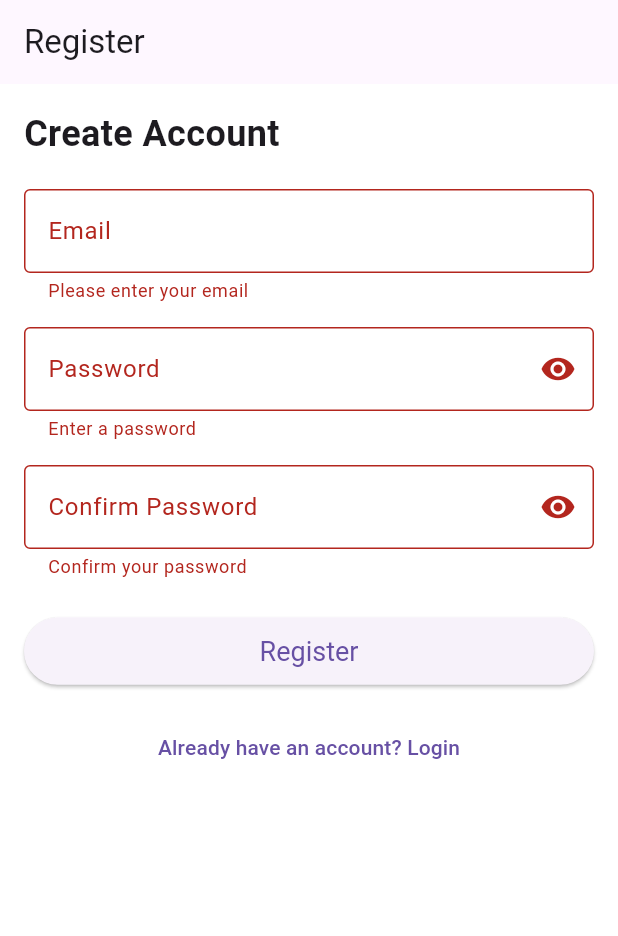
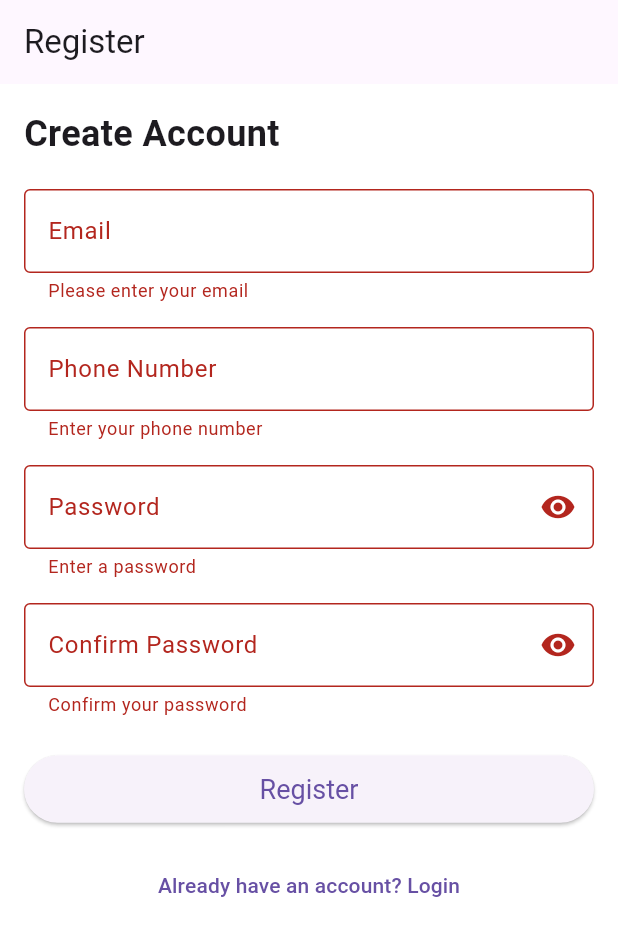
Before and after one commit to karthi-AI-hub/CuroSync, a Flutter app: the screen it shows after launch, after a tap on "Register", on a phone screen of 412 x 824 dp. Shown: the top 936 px of the screen. Run offline on Flutter 3.47's test engine with Material 3 defaults, Android fonts, the phone set to English and light mode, and no system bars; our stand-ins replace cloud_firestore, firebase_auth, firebase_core; accounts and stored records are empty.

Commit message:
firebase init

```diff
--- a/lib/main.dart
+++ b/lib/main.dart
@@ -18,7 +18,7 @@ Future<void> _initializeFirebase() async {
     await Firebase.initializeApp(
       options: DefaultFirebaseOptions.currentPlatform,
     );
-    debugPrint("🔥 Firebase initialized successfully");
+    debugPrint("🔥 Firebase was initialized successfully");
   } catch (e) {
     debugPrint("⚠️ Firebase initialization failed: $e");
   }
--- a/lib/screens/home_screen.dart
+++ b/lib/screens/home_screen.dart
@@ -7,7 +7,7 @@ class HomeScreen extends StatelessWidget {
       appBar: AppBar(title: Text("Home")),
       body: Center(
         child: Text(
-          "Welcome to Home Screen of CuroSync",
+          "Welcome to CuroSync:Health Application",
           style: TextStyle(fontSize: 20),
         ),
       ),
--- a/lib/screens/register_screen.dart
+++ b/lib/screens/register_screen.dart
@@ -1,5 +1,6 @@
 import 'package:flutter/material.dart';
 import 'package:firebase_auth/firebase_auth.dart';
+import 'package:cloud_firestore/cloud_firestore.dart';
 
 class RegisterScreen extends StatefulWidget {
   @override
@@ -11,6 +12,7 @@ class _RegisterScreenState extends State<RegisterScreen> {
   final TextEditingController _emailController = TextEditingController();
   final TextEditingController _passwordController = TextEditingController();
   final TextEditingController _confirmPasswordController = TextEditingController();
+  final TextEditingController _phoneController = TextEditingController();
 
   bool _isLoading = false;
   bool _obscurePassword = true;
@@ -21,6 +23,7 @@ class _RegisterScreenState extends State<RegisterScreen> {
     _emailController.dispose();
     _passwordController.dispose();
     _confirmPasswordController.dispose();
+    _phoneController.dispose();
     super.dispose();
   }
 
@@ -30,12 +33,35 @@ class _RegisterScreenState extends State<RegisterScreen> {
     setState(() => _isLoading = true);
 
     try {
+      // Ensure the phone number is set (fallback to text input if needed)
+      String phoneNumber = _phoneController.text.trim();
+      if (phoneNumber.isEmpty) throw FirebaseAuthException(code: 'invalid-phone', message: 'Phone number is required.');
+
+      // Check if phone number already exists in Firestore
+      var existingUser = await FirebaseFirestore.instance.collection('Users').doc(phoneNumber).get();
+      if (existingUser.exists) {
+        throw FirebaseAuthException(code: 'phone-number-in-use', message: 'Phone number is already registered.');
+      }
+
+      // Register user in Firebase Auth
       UserCredential userCredential = await FirebaseAuth.instance.createUserWithEmailAndPassword(
         email: _emailController.text.trim(),
         password: _passwordController.text.trim(),
       );
 
       await userCredential.user?.sendEmailVerification();
+
+      // Save user details to Firestore (without password for security reasons)
+      await FirebaseFirestore.instance.collection('Users').doc(phoneNumber).set({
+        'Email': _emailController.text.trim(),
+        'PhoneNumber': phoneNumber,
+        'Pass': _passwordController.text.trim(),
+        'createdAt': FieldValue.serverTimestamp(),
+      }).then((value) {
+        print("User saved to Firestore successfully!");
+      }).catchError((error) {
+        print("Failed to save user to Firestore: $error");
+      });
 
       ScaffoldMessenger.of(context).showSnackBar(
         SnackBar(
@@ -47,6 +73,8 @@ class _RegisterScreenState extends State<RegisterScreen> {
 
       Navigator.pushReplacementNamed(context, '/login');
     } on FirebaseAuthException catch (e) {
+      setState(() => _isLoading = false); // Stop progress indicator
+
       String message = "Registration failed. Please try again.";
       if (e.code == 'email-already-in-use') {
         message = "Email is already registered. Try logging in.";
@@ -54,10 +82,13 @@ class _RegisterScreenState extends State<RegisterScreen> {
         message = "Password too weak. Use uppercase, number, and symbol.";
       } else if (e.code == 'invalid-email') {
         message = "Invalid email format.";
+      } else if (e.code == 'phone-number-in-use') {
+        message = "Phone number is already registered.";
+      } else if (e.code == 'invalid-phone') {
+        message = "Please enter a valid phone number.";
       } else {
         message = e.message ?? "Unknown error occurred.";
       }
-
       ScaffoldMessenger.of(context).showSnackBar(
         SnackBar(
           content: Text(message),
@@ -65,9 +96,26 @@ class _RegisterScreenState extends State<RegisterScreen> {
           behavior: SnackBarBehavior.floating,
         ),
       );
+    } catch (e) {
+      setState(() => _isLoading = false); // Stop progress indicator
+      ScaffoldMessenger.of(context).showSnackBar(
+        SnackBar(
+          content: Text("An unexpected error occurred."),
+          backgroundColor: Colors.red,
+          behavior: SnackBarBehavior.floating,
+        ),
+      );
     }
 
     setState(() => _isLoading = false);
+  }
+
+  String? _validatePhoneNumber(String? value) {
+    if (value == null || value.isEmpty) return 'Enter your phone number';
+    String pattern = r'^(?:\+?(\d{1,3}))?[-.\s]?(\d{10})$';
+    RegExp regExp = RegExp(pattern);
+    if (!regExp.hasMatch(value)) return 'Enter a valid phone number';
+    return null;
   }
 
   @override
@@ -98,6 +146,20 @@ class _RegisterScreenState extends State<RegisterScreen> {
                     }
                     return null;
                   },
+                ),
+
+                SizedBox(height: 16),
+
+                // Phone Number Field
+                TextFormField(
+                  controller: _phoneController,
+                  keyboardType: TextInputType.phone,
+                  decoration: InputDecoration(
+                    labelText: 'Phone Number',
+                    border: OutlineInputBorder(),
+                    hintText: 'e.g. +1234567890 or 9876543210',
+                  ),
+                  validator: _validatePhoneNumber,
                 ),
 
                 SizedBox(height: 16),
--- a/pubspec.yaml
+++ b/pubspec.yaml
@@ -35,6 +35,7 @@ dependencies:
   # Use with the CupertinoIcons class for iOS style icons.
   cupertino_icons: ^1.0.8
   firebase_auth: ^5.4.1
+  cloud_firestore: ^5.6.2
 
 dev_dependencies:
   flutter_test:
```
Also changed, not shown: lib/assets/Images/Logo.jpeg (added), pubspec.lock, 3 other files.
